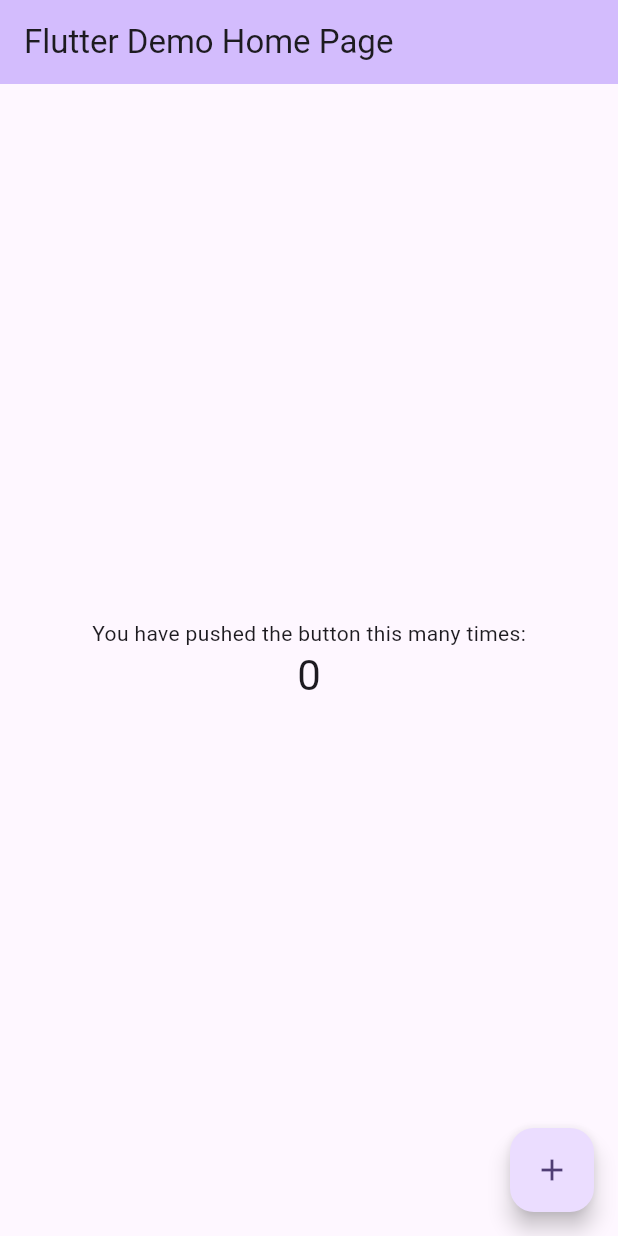
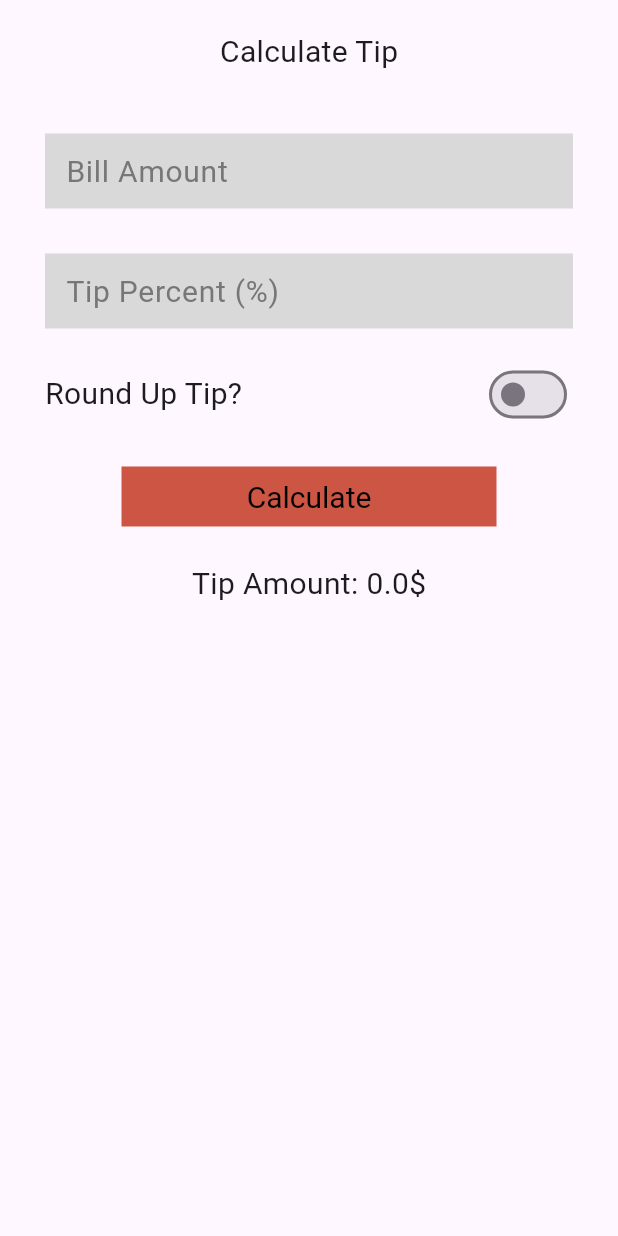
Before and after one commit to egebakisoglu/TipCalculator, a Flutter app: the screen it shows after launch, on a phone screen of 412 x 824 dp. Run offline on Flutter 3.47's test engine with Material 3 defaults, Android fonts, the phone set to English and light mode, and no system bars.

Commit message:
tip calculator

```diff
--- /dev/null
+++ b/lib/home_page.dart
@@ -0,0 +1,148 @@
+import "package:flutter/material.dart";
+
+class CalculateTip extends StatefulWidget {
+  const CalculateTip({super.key});
+
+  @override
+  State<CalculateTip> createState() => _CalculateTipState();
+}
+
+class _CalculateTipState extends State<CalculateTip> {
+  TextEditingController _billAmountController = TextEditingController();
+  TextEditingController _tipPercentController = TextEditingController();
+
+  bool roundTip = false;
+  double tipAmount = 0;
+
+  @override
+  void dispose() {
+    _billAmountController.dispose();
+    _tipPercentController.dispose();
+    super.dispose();
+  }
+
+  double calculateTip(){
+    double tip = double.parse(_billAmountController.text) * double.parse(_tipPercentController.text) / 100;
+    return tip;
+  }
+
+  @override
+  Widget build(BuildContext context) {
+    return Scaffold(
+      body: SafeArea(
+        child: Container(
+          margin: const EdgeInsets.symmetric(horizontal: 30, vertical: 20),
+          child: Center(
+            child: Column(
+              children: [
+                const Text("Calculate Tip",
+                  style: TextStyle(
+                    fontSize: 20,
+                  ),
+                ),
+                const SizedBox(height: 40),
+                TextField(
+                  controller: _billAmountController,
+                  style: const TextStyle(
+                    color: Colors.black,
+                    fontSize: 20,
+                  ),
+                  decoration: const InputDecoration(
+                    contentPadding: EdgeInsets.symmetric(vertical: 10, horizontal: 10),
+                    filled: true,
+                    fillColor: Color(0xFFD9D9D9),
+                    labelText: "Bill Amount",
+                    labelStyle: TextStyle(
+                      fontSize: 20,
+                      color: Color(0xFF777777),
+                    ),
+                    border: OutlineInputBorder(
+                      borderRadius: BorderRadius.zero,
+                      borderSide: BorderSide.none,
+                    ),
+                  ),
+                ),
+                const SizedBox(height: 30),
+                TextField(
+                  controller: _tipPercentController,
+                  style: const TextStyle(
+                    color: Colors.black,
+                    fontSize: 20,
+                  ),
+                  decoration: const InputDecoration(
+                    contentPadding: EdgeInsets.symmetric(vertical: 10, horizontal: 10),
+                    filled: true,
+                    fillColor: Color(0xFFD9D9D9),
+                    labelText: "Tip Percent (%)",
+                    labelStyle: TextStyle(
+                      fontSize: 20,
+                      color: Color(0xFF777777),
+                    ),
+                    border: OutlineInputBorder(
+                      borderRadius: BorderRadius.zero,
+                      borderSide: BorderSide.none,
+                    ),
+                  ),
+                ),
+                const SizedBox(height: 20),
+                Row(
+                  children: [
+                    const Expanded(
+                      child: Text("Round Up Tip?",
+                      style: TextStyle(
+                        fontSize: 20,
+                        ),
+                      ),
+                    ),
+                    Switch.adaptive(
+                      value: roundTip,
+                      activeColor: const Color(0xFFCD5544),
+                      onChanged: (bool value) {
+                        setState(() {
+                          roundTip = value;
+                        });
+                      }
+                    ),
+                  ],
+                ),
+                const SizedBox(height: 20),
+                SizedBox(
+                  width: 250,
+                  child: ElevatedButton(
+                    onPressed: () {
+                      setState(() {
+                        double tip = calculateTip();
+                        if (roundTip){
+                          tipAmount = tip.roundToDouble();
+                        }
+                        else {
+                          tipAmount = tip;
+                        }
+                      });
+                    },
+                    style: ElevatedButton.styleFrom(
+                      backgroundColor: const Color(0xFFCD5544),
+                      foregroundColor: Colors.black,
+                      elevation: 0,
+                      shape: const BeveledRectangleBorder(),
+                      textStyle: const TextStyle(
+                        fontSize: 20
+                      ),
+                    ),
+                    child: const Text("Calculate"),
+                  ),
+                ),
+                const SizedBox(height: 20),
+                Text("Tip Amount: $tipAmount\$",
+                  style: const TextStyle(
+                    fontSize: 20,
+                  ),
+                ),
+              ],
+            ),
+          ),
+        ),
+      ),
+    );
+  }
+}
--- a/lib/main.dart
+++ b/lib/main.dart
@@ -1,4 +1,5 @@
 import 'package:flutter/material.dart';
+import 'package:ieeetipcalculator/home_page.dart';
 
 void main() {
   runApp(const MyApp());
@@ -11,115 +12,9 @@ class MyApp extends StatelessWidget {
   @override
   Widget build(BuildContext context) {
     return MaterialApp(
-      title: 'Flutter Demo',
-      theme: ThemeData(
-        // This is the theme of your application.
-        //
-        // TRY THIS: Try running your application with "flutter run". You'll see
-        // the application has a blue toolbar. Then, without quitting the app,
-        // try changing the seedColor in the colorScheme below to Colors.green
-        // and then invoke "hot reload" (save your changes or press the "hot
-        // reload" button in a Flutter-supported IDE, or press "r" if you used
-        // the command line to start the app).
-        //
-        // Notice that the counter didn't reset back to zero; the application
-        // state is not lost during the reload. To reset the state, use hot
-        // restart instead.
-        //
-        // This works for code too, not just values: Most code changes can be
-        // tested with just a hot reload.
-        colorScheme: ColorScheme.fromSeed(seedColor: Colors.deepPurple),
-        useMaterial3: true,
-      ),
-      home: const MyHomePage(title: 'Flutter Demo Home Page'),
+      debugShowCheckedModeBanner: false,
+      title: 'Tip Calculator',
+      home: CalculateTip()
     );
   }
 }
-
-class MyHomePage extends StatefulWidget {
-  const MyHomePage({super.key, required this.title});
-
-  // This widget is the home page of your application. It is stateful, meaning
-  // that it has a State object (defined below) that contains fields that affect
-  // how it looks.
-
-  // This class is the configuration for the state. It holds the values (in this
-  // case the title) provided by the parent (in this case the App widget) and
-  // used by the build method of the State. Fields in a Widget subclass are
-  // always marked "final".
-
-  final String title;
-
-  @override
-  State<MyHomePage> createState() => _MyHomePageState();
-}
-
-class _MyHomePageState extends State<MyHomePage> {
-  int _counter = 0;
-
-  void _incrementCounter() {
-    setState(() {
-      // This call to setState tells the Flutter framework that something has
-      // changed in this State, which causes it to rerun the build method below
-      // so that the display can reflect the updated values. If we changed
-      // _counter without calling setState(), then the build method would not be
-      // called again, and so nothing would appear to happen.
-      _counter++;
-    });
-  }
-
-  @override
-  Widget build(BuildContext context) {
-    // This method is rerun every time setState is called, for instance as done
-    // by the _incrementCounter method above.
-    //
-    // The Flutter framework has been optimized to make rerunning build methods
-    // fast, so that you can just rebuild anything that needs updating rather
-    // than having to individually change instances of widgets.
-    return Scaffold(
-      appBar: AppBar(
-        // TRY THIS: Try changing the color here to a specific color (to
-        // Colors.amber, perhaps?) and trigger a hot reload to see the AppBar
-        // change color while the other colors stay the same.
-        backgroundColor: Theme.of(context).colorScheme.inversePrimary,
-        // Here we take the value from the MyHomePage object that was created by
-        // the App.build method, and use it to set our appbar title.
-        title: Text(widget.title),
-      ),
-      body: Center(
-        // Center is a layout widget. It takes a single child and positions it
-        // in the middle of the parent.
-        child: Column(
-          // Column is also a layout widget. It takes a list of children and
-          // arranges them vertically. By default, it sizes itself to fit its
-          // children horizontally, and tries to be as tall as its parent.
-          //
-          // Column has various properties to control how it sizes itself and
-          // how it positions its children. Here we use mainAxisAlignment to
-          // center the children vertically; the main axis here is the vertical
-          // axis because Columns are vertical (the cross axis would be
-          // horizontal).
-          //
-          // TRY THIS: Invoke "debug painting" (choose the "Toggle Debug Paint"
-          // action in the IDE, or press "p" in the console), to see the
-          // wireframe for each widget.
-          mainAxisAlignment: MainAxisAlignment.center,
-          children: <Widget>[
-            const Text(
-              'You have pushed the button this many times:',
-            ),
-            Text(
-              '$_counter',
-              style: Theme.of(context).textTheme.headlineMedium,
-            ),
-          ],
-        ),
-      ),
-      floatingActionButton: FloatingActionButton(
-        onPressed: _incrementCounter,
-        tooltip: 'Increment',
-        child: const Icon(Icons.add),
-      ), // This trailing comma makes auto-formatting nicer for build methods.
-    );
-  }
-}
```
